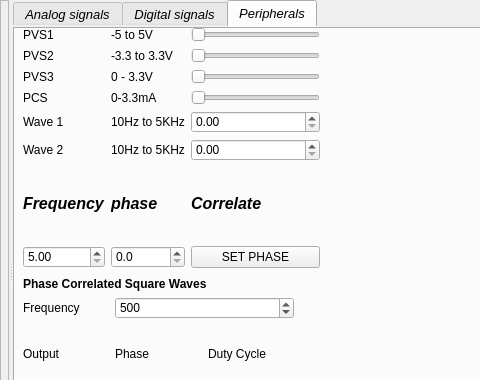
First picture: the form in v0/templates/scope.ui, repository jithinbp/vLabtool-v0, before the edit; both pictures show x 0 to 480 and y 0 to 380 of the 889 by 558 pixel window.
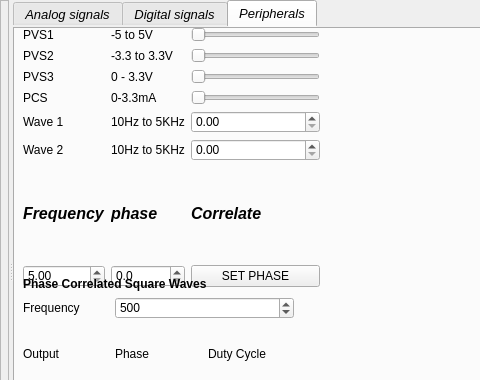
Second picture: the form after the edit. The open tabs and pages were chosen to show the change. Icons and pictures are not drawn.

Commit message: new main window

Patch:
```diff
--- a/v0/templates/scope.ui
+++ b/v0/templates/scope.ui
@@ -1695,7 +1695,7 @@
              <x>10</x>
              <y>0</y>
              <width>297</width>
-             <height>241</height>
+             <height>260</height>
             </rect>
            </property>
            <layout class="QGridLayout" name="gridLayout">
```
Left out of the diff: 256 changed lines with no effect on the pictures. The commit also changes 6 other files.
